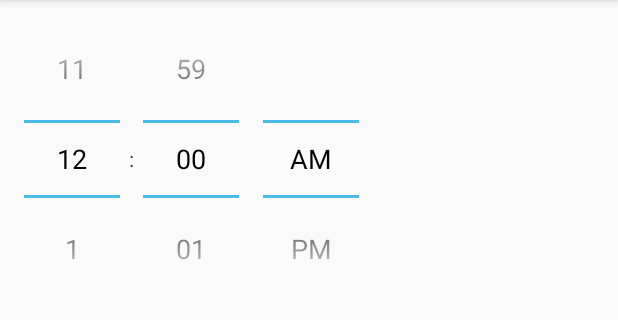
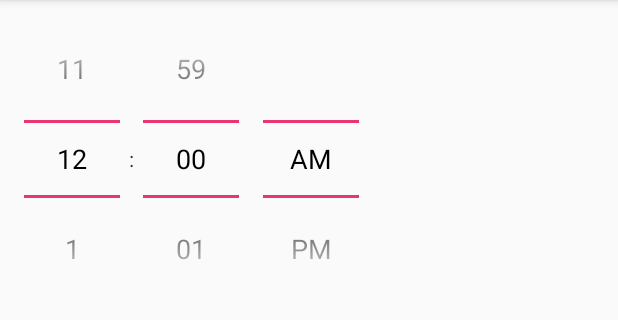
Before and after one commit to MishaTec/Yudaleh, an Android app: the fragment TimeFragment shown on its own in the app's theme, on a phone screen of 412 x 824 dp, the part 84-404 px from its top. Run offline under Robolectric (Android 15) with nearby library versions, the phone set to English and light mode, and no system bars; 7 statements that could not run were skipped.

Commit message:
mic: small slider changes

```diff
--- a/app/src/main/java/com/yudaleh/EditDebtActivity.java
+++ b/app/src/main/java/com/yudaleh/EditDebtActivity.java
@@ -153,7 +153,7 @@ public class EditDebtActivity extends AppCompatActivity {
                 new SlideDateTimePicker.Builder(getSupportFragmentManager())
                         .setListener(listener)
                         .setInitialDate(initDate)
-                        .setIndicatorColor(R.color.accent)
+                        .setIndicatorColor(getResources().getColor(R.color.accent))
                         .build()
                         .show();
             }
--- a/app/src/main/res/values/styles.xml
+++ b/app/src/main/res/values/styles.xml
@@ -3,13 +3,6 @@
 	<!-- Basic -->
 
     <style name="AppTheme" parent="Theme.AppCompat.Light.DarkActionBar">
-        <item name="colorPrimary">@color/primary</item>
-        <item name="colorPrimaryDark">@color/primary_dark</item>
-        <item name="colorAccent">@color/accent</item>
-        <item name="actionBarWidgetTheme">@style/AppTheme.WidgetTheme</item>
-    </style>
-
-    <style name="MyAppTheme" parent="Theme.AppCompat.Light.DarkActionBar">
         <item name="colorPrimary">@color/primary</item>
         <item name="colorPrimaryDark">@color/primary_dark</item>
         <item name="colorAccent">@color/accent</item>
--- a/slideDateTimePicker/src/main/res/values/colors.xml
+++ b/slideDateTimePicker/src/main/res/values/colors.xml
@@ -5,4 +5,10 @@
     <item name="gray_holo_dark" type="color">#ff464646</item>
     <item name="gray_holo_light" type="color">#ffd0d0d0</item>
 
+    <color name="primary">#3f51b5</color>
+    <color name="primary_dark">#303f9f</color>
+    <color name="ripple">#F06292</color>
+    <color name="accent">#E91E63</color>
+    <color name="accent_pressed">#C2185B</color>
+
 </resources>
--- a/slideDateTimePicker/src/main/res/values/styles.xml
+++ b/slideDateTimePicker/src/main/res/values/styles.xml
@@ -1,21 +1,14 @@
 <resources>
 
-    <!--
-        Base application theme, dependent on API level. This theme is replaced
-        by AppBaseTheme from res/values-vXX/styles.xml on newer devices.
-    -->
-    <style name="AppBaseTheme" parent="android:Theme.Light">
-        <!--
-            Theme customizations available in newer API levels can go in
-            res/values-vXX/styles.xml, while customizations related to
-            backward-compatibility can go here.
-        -->
-
+    <style name="AppTheme" parent="Theme.AppCompat.Light.DarkActionBar">
+        <item name="colorPrimary">@color/primary</item>
+        <item name="colorPrimaryDark">@color/primary_dark</item>
+        <item name="colorAccent">@color/accent</item>
+        <item name="actionBarWidgetTheme">@style/AppTheme.WidgetTheme</item>
     </style>
 
-    <!-- Application theme. -->
-    <style name="AppTheme" parent="AppBaseTheme">
-        <!-- All customizations that are NOT specific to a particular API-level can go here. -->
+    <style name="AppTheme.WidgetTheme" parent="Theme.AppCompat.Light.DarkActionBar">
+        <item name="android:textColor">@color/primary_text_default_material_light</item>
     </style>
 
 </resources>
```
Also changed, not shown: app/src/main/java/com/yudaleh/DebtSwipeListAdapter.java (+7 -4 lines), slideDateTimePicker/build.gradle (+6 -5 lines), slideDateTimePicker/src/main/res/drawable-hdpi/selection_divider.9.png, slideDateTimePicker/src/main/res/drawable-mdpi/selection_divider.9.png, slideDateTimePicker/src/main/res/drawable-xhdpi/selection_divider.9.png, 148 other files.
